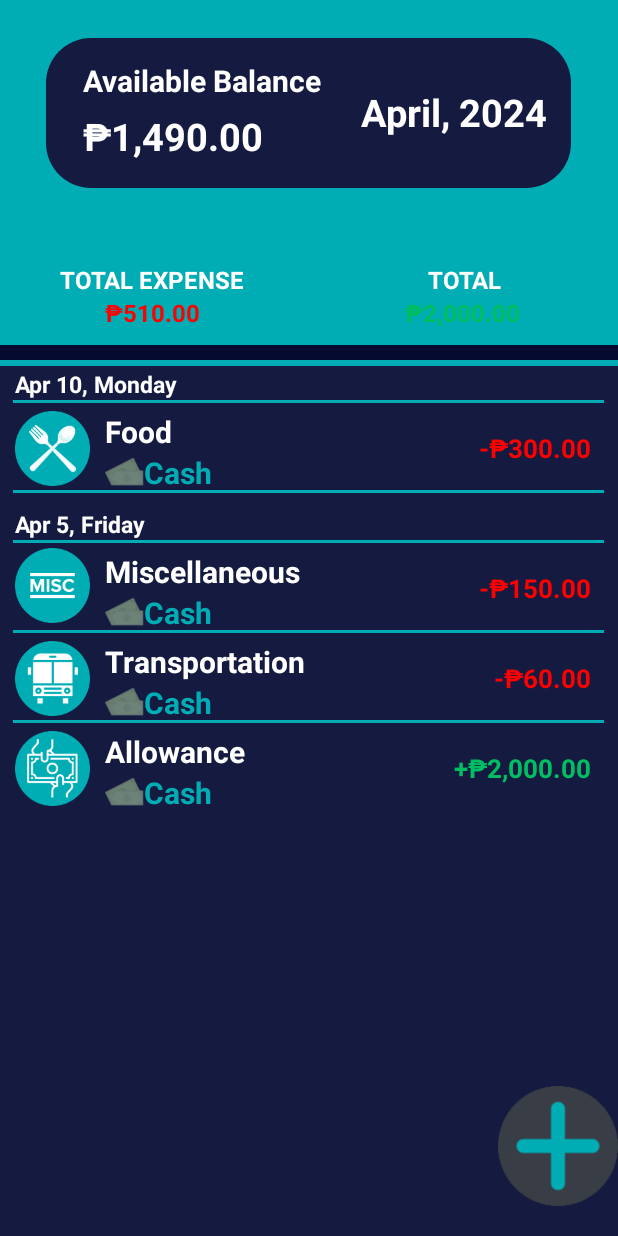
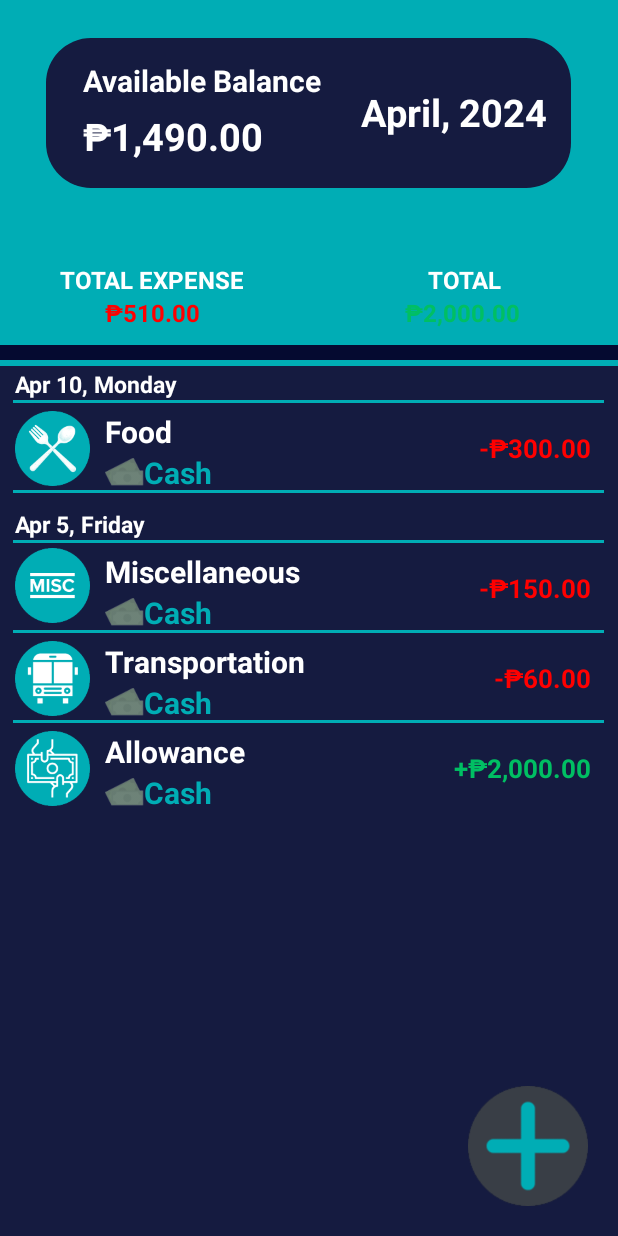
Before and after one commit to UGenee/BAON, an Android app: the dashboard screen opened directly, with no data from a screen before it, on a phone screen of 412 x 824 dp. Run offline under Robolectric (Android 15) with nearby library versions, the light colour scheme and no system bars.

Commit message:
slight_changes

```diff
--- a/app/src/main/res/layout/activity_dashboard.xml
+++ b/app/src/main/res/layout/activity_dashboard.xml
@@ -405,7 +405,7 @@
         android:layout_height="80dp"
         android:layout_alignParentBottom="true"
         android:layout_alignParentEnd="true"
-        android:layout_marginBottom="20dp"
+        android:layout_margin="20dp"
         app:srcCompat="@drawable/add" />
 
 
```
